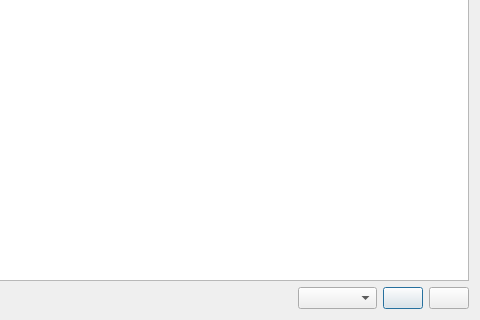
The window that Learn_Words_App_0_0_1/deleteword.ui (Sautenko-Andrey/learn_words_app) describes before a commit, drawn with Qt 5; both pictures show x 202 to 682 and y 123 to 443 of the 682 by 443 pixel window.
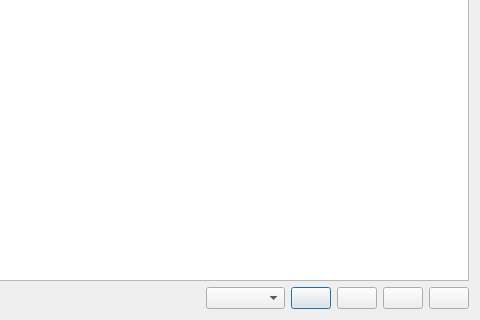
The same window after the commit.

```diff
--- a/Learn_Words_App_0_0_1/deleteword.ui
+++ b/Learn_Words_App_0_0_1/deleteword.ui
@@ -68,6 +68,20 @@
          </property>
         </widget>
        </item>
+       <item>
+        <widget class="QPushButton" name="fontUpButton">
+         <property name="text">
+          <string/>
+         </property>
+        </widget>
+       </item>
+       <item>
+        <widget class="QPushButton" name="fontDownButton">
+         <property name="text">
+          <string/>
+         </property>
+        </widget>
+       </item>
       </layout>
      </item>
     </layout>
```
